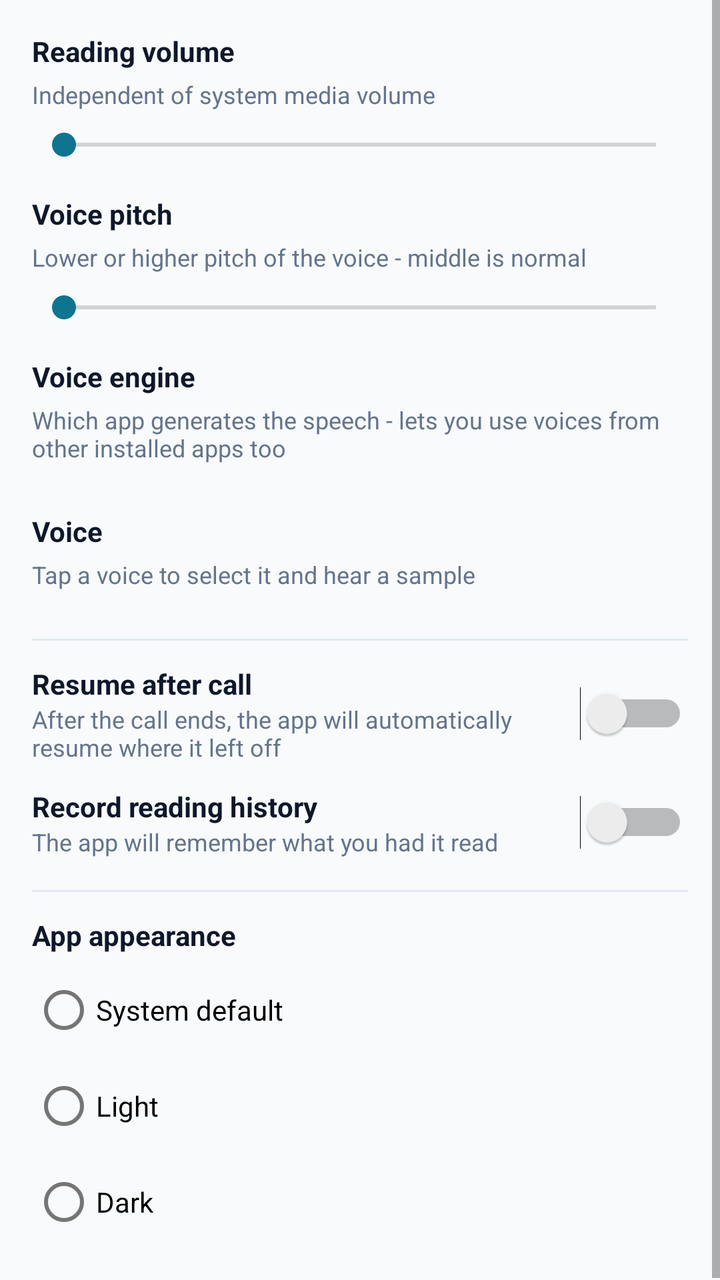
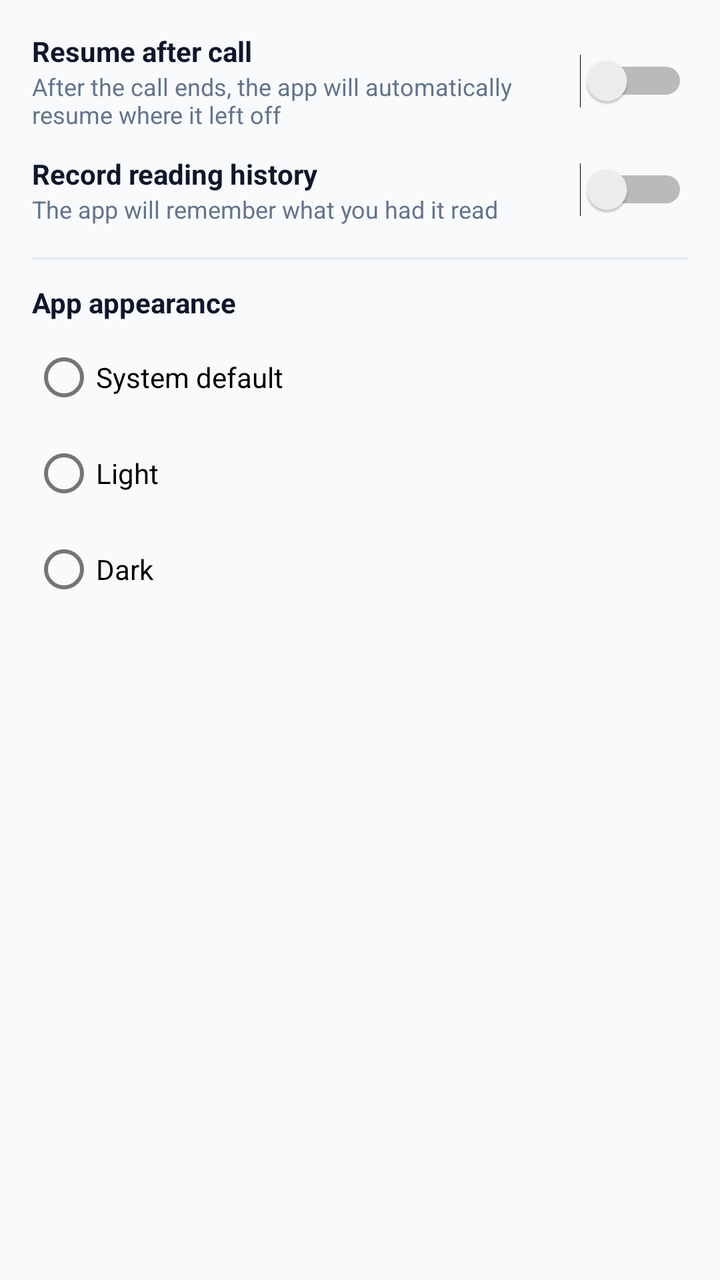

Screens rendered from an Android XML layout before and after an edit, with the pre-edit source and the edit as a unified diff.
<!-- AndroidManifest.xml: application theme Theme.SmartReader -->
<!-- res/layout/dialog_settings.xml -->
<?xml version="1.0" encoding="utf-8"?>
<ScrollView xmlns:android="http://schemas.android.com/apk/res/android"
    android:layout_width="match_parent"
    android:layout_height="wrap_content">

    <LinearLayout
        android:layout_width="match_parent"
        android:layout_height="wrap_content"
        android:orientation="vertical"
        android:padding="16dp">

        <TextView
            android:layout_width="wrap_content"
            android:layout_height="wrap_content"
            android:text="@string/label_reading_volume"
            android:textStyle="bold"
            android:textColor="@color/text_primary"
            android:layout_marginBottom="4dp" />

        <TextView
            android:layout_width="wrap_content"
            android:layout_height="wrap_content"
            android:text="@string/desc_volume_independent"
            android:textSize="12sp"
            android:textColor="@color/text_secondary"
            android:layout_marginBottom="8dp" />

        <SeekBar
            android:id="@+id/seekVolumeDialog"
            android:layout_width="match_parent"
            android:layout_height="wrap_content"
            android:max="100"
            android:progressTint="@color/brand_primary"
            android:thumbTint="@color/brand_primary" />

        <TextView
            android:layout_width="wrap_content"
            android:layout_height="wrap_content"
            android:text="@string/label_voice_pitch"
            android:textStyle="bold"
            android:textColor="@color/text_primary"
            android:layout_marginTop="16dp"
            android:layout_marginBottom="4dp" />

        <TextView
            android:layout_width="wrap_content"
            android:layout_height="wrap_content"
            android:text="@string/desc_voice_pitch"
            android:textSize="12sp"
            android:textColor="@color/text_secondary"
            android:layout_marginBottom="8dp" />

        <SeekBar
            android:id="@+id/seekPitchDialog"
            android:layout_width="match_parent"
            android:layout_height="wrap_content"
            android:max="100"
            android:progressTint="@color/brand_primary"
            android:thumbTint="@color/brand_primary" />

        <TextView
            android:layout_width="wrap_content"
            android:layout_height="wrap_content"
            android:text="@string/label_tts_engine"
            android:textStyle="bold"
            android:textColor="@color/text_primary"
            android:layout_marginTop="16dp"
            android:layout_marginBottom="4dp" />

        <TextView
            android:layout_width="wrap_content"
            android:layout_height="wrap_content"
            android:text="@string/desc_tts_engine"
            android:textSize="12sp"
            android:textColor="@color/text_secondary"
            android:layout_marginBottom="8dp" />

        <RadioGroup
            android:id="@+id/radioGroupEngines"
            android:layout_width="match_parent"
            android:layout_height="wrap_content"
            android:orientation="vertical" />

        <TextView
            android:layout_width="wrap_content"
            android:layout_height="wrap_content"
            android:text="@string/label_voice"
            android:textStyle="bold"
            android:textColor="@color/text_primary"
            android:layout_marginTop="16dp"
            android:layout_marginBottom="4dp" />

        <TextView
            android:layout_width="wrap_content"
            android:layout_height="wrap_content"
            android:text="@string/desc_voice_preview_hint"
            android:textSize="12sp"
            android:textColor="@color/text_secondary"
            android:layout_marginBottom="8dp" />

        <RadioGroup
            android:id="@+id/radioGroupVoices"
            android:layout_width="match_parent"
            android:layout_height="wrap_content"
            android:orientation="vertical" />

        <View
            android:layout_width="match_parent"
            android:layout_height="1dp"
            android:background="@color/border"
            android:layout_marginTop="16dp"
            android:layout_marginBottom="12dp" />

        <LinearLayout
            android:layout_width="match_parent"
            android:layout_height="wrap_content"
            android:orientation="horizontal"
            android:gravity="center_vertical">

            <LinearLayout
                android:layout_width="0dp"
                android:layout_height="wrap_content"
                android:layout_weight="1"
                android:orientation="vertical"
                android:layout_marginEnd="8dp">

                <TextView
                    android:layout_width="wrap_content"
                    android:layout_height="wrap_content"
                    android:text="@string/label_auto_resume"
                    android:textStyle="bold"
                    android:textColor="@color/text_primary" />

                <TextView
                    android:layout_width="wrap_content"
                    android:layout_height="wrap_content"
                    android:text="@string/desc_auto_resume"
                    android:textSize="12sp"
                    android:textColor="@color/text_secondary" />
            </LinearLayout>

            <Switch
                android:id="@+id/switchAutoResume"
                android:layout_width="wrap_content"
                android:layout_height="wrap_content" />
        </LinearLayout>

        <LinearLayout
            android:layout_width="match_parent"
            android:layout_height="wrap_content"
            android:orientation="horizontal"
            android:gravity="center_vertical"
            android:layout_marginTop="12dp">

            <LinearLayout
                android:layout_width="0dp"
                android:layout_height="wrap_content"
                android:layout_weight="1"
                android:orientation="vertical"
                android:layout_marginEnd="8dp">

                <TextView
                    android:layout_width="wrap_content"
                    android:layout_height="wrap_content"
                    android:text="@string/label_record_history"
                    android:textStyle="bold"
                    android:textColor="@color/text_primary" />

                <TextView
                    android:layout_width="wrap_content"
                    android:layout_height="wrap_content"
                    android:text="@string/desc_record_history"
                    android:textSize="12sp"
                    android:textColor="@color/text_secondary" />
            </LinearLayout>

            <Switch
                android:id="@+id/switchHistoryEnabled"
                android:layout_width="wrap_content"
                android:layout_height="wrap_content" />
        </LinearLayout>

        <View
            android:layout_width="match_parent"
            android:layout_height="1dp"
            android:background="@color/border"
            android:layout_marginTop="16dp"
            android:layout_marginBottom="12dp" />

        <TextView
            android:layout_width="wrap_content"
            android:layout_height="wrap_content"
            android:text="@string/label_appearance"
            android:textStyle="bold"
            android:textColor="@color/text_primary"
            android:layout_marginBottom="4dp" />

        <RadioGroup
            android:id="@+id/radioGroupTheme"
            android:layout_width="match_parent"
            android:layout_height="wrap_content"
            android:orientation="vertical">

            <RadioButton
                android:id="@+id/radioThemeSystem"
                android:layout_width="match_parent"
                android:layout_height="wrap_content"
                android:text="@string/theme_system" />

            <RadioButton
                android:id="@+id/radioThemeLight"
                android:layout_width="match_parent"
                android:layout_height="wrap_content"
                android:text="@string/theme_light" />

            <RadioButton
                android:id="@+id/radioThemeDark"
                android:layout_width="match_parent"
                android:layout_height="wrap_content"
                android:text="@string/theme_dark" />
        </RadioGroup>

    </LinearLayout>
</ScrollView>
<!-- resources referenced by this layout -->
<resources>
  <color name="border">#E2E8F0</color>
  <color name="brand_primary">#0E7490</color>
  <color name="text_primary">#0F172A</color>
  <color name="text_secondary">#64748B</color>
  <string name="desc_auto_resume">After the call ends, the app will automatically resume where it left off</string>
  <string name="desc_record_history">The app will remember what you had it read</string>
  <string name="desc_tts_engine">Which app generates the speech - lets you use voices from other installed apps too</string>
  <string name="desc_voice_pitch">Lower or higher pitch of the voice - middle is normal</string>
  <string name="desc_voice_preview_hint">Tap a voice to select it and hear a sample</string>
  <string name="desc_volume_independent">Independent of system media volume</string>
  <string name="label_appearance">App appearance</string>
  <string name="label_auto_resume">Resume after call</string>
  <string name="label_reading_volume">Reading volume</string>
  <string name="label_record_history">Record reading history</string>
  <string name="label_tts_engine">Voice engine</string>
  <string name="label_voice">Voice</string>
  <string name="label_voice_pitch">Voice pitch</string>
  <string name="theme_dark">Dark</string>
  <string name="theme_light">Light</string>
  <string name="theme_system">System default</string>
  <style name="Theme.SmartReader" parent="Theme.MaterialComponents.DayNight.NoActionBar">
          <item name="colorPrimary">@color/brand_primary</item>
          <item name="colorPrimaryDark">@color/brand_primary_dark</item>
          <item name="colorSecondary">@color/brand_accent</item>
          <item name="colorOnPrimary">#FFFFFF</item>
          <item name="android:windowBackground">@color/surface</item>
          <item name="android:statusBarColor">@color/brand_primary_dark</item>
      </style>
  <color name="brand_primary_dark">#155E75</color>
  <color name="brand_accent">#FF7A59</color>
  <color name="surface">#F8FAFC</color>
</resources>

<!-- the commit's change to res/layout/dialog_settings.xml (unified diff, before → after) -->
@@ -8,108 +8,6 @@
         android:layout_height="wrap_content"
         android:orientation="vertical"
         android:padding="16dp">
-
-        <TextView
-            android:layout_width="wrap_content"
-            android:layout_height="wrap_content"
-            android:text="@string/label_reading_volume"
-            android:textStyle="bold"
-            android:textColor="@color/text_primary"
-            android:layout_marginBottom="4dp" />
-
-        <TextView
-            android:layout_width="wrap_content"
-            android:layout_height="wrap_content"
-            android:text="@string/desc_volume_independent"
-            android:textSize="12sp"
-            android:textColor="@color/text_secondary"
-            android:layout_marginBottom="8dp" />
-
-        <SeekBar
-            android:id="@+id/seekVolumeDialog"
-            android:layout_width="match_parent"
-            android:layout_height="wrap_content"
-            android:max="100"
-            android:progressTint="@color/brand_primary"
-            android:thumbTint="@color/brand_primary" />
-
-        <TextView
-            android:layout_width="wrap_content"
-            android:layout_height="wrap_content"
-            android:text="@string/label_voice_pitch"
-            android:textStyle="bold"
-            android:textColor="@color/text_primary"
-            android:layout_marginTop="16dp"
-            android:layout_marginBottom="4dp" />
-
-        <TextView
-            android:layout_width="wrap_content"
-            android:layout_height="wrap_content"
-            android:text="@string/desc_voice_pitch"
-            android:textSize="12sp"
-            android:textColor="@color/text_secondary"
-            android:layout_marginBottom="8dp" />
-
-        <SeekBar
-            android:id="@+id/seekPitchDialog"
-            android:layout_width="match_parent"
-            android:layout_height="wrap_content"
-            android:max="100"
-            android:progressTint="@color/brand_primary"
-            android:thumbTint="@color/brand_primary" />
-
-        <TextView
-            android:layout_width="wrap_content"
-            android:layout_height="wrap_content"
-            android:text="@string/label_tts_engine"
-            android:textStyle="bold"
-            android:textColor="@color/text_primary"
-            android:layout_marginTop="16dp"
-            android:layout_marginBottom="4dp" />
-
-        <TextView
-            android:layout_width="wrap_content"
-            android:layout_height="wrap_content"
-            android:text="@string/desc_tts_engine"
-            android:textSize="12sp"
-            android:textColor="@color/text_secondary"
-            android:layout_marginBottom="8dp" />
-
-        <RadioGroup
-            android:id="@+id/radioGroupEngines"
-            android:layout_width="match_parent"
-            android:layout_height="wrap_content"
-            android:orientation="vertical" />
-
-        <TextView
-            android:layout_width="wrap_content"
-            android:layout_height="wrap_content"
-            android:text="@string/label_voice"
-            android:textStyle="bold"
-            android:textColor="@color/text_primary"
-            android:layout_marginTop="16dp"
-            android:layout_marginBottom="4dp" />
-
-        <TextView
-            android:layout_width="wrap_content"
-            android:layout_height="wrap_content"
-            android:text="@string/desc_voice_preview_hint"
-            android:textSize="12sp"
-            android:textColor="@color/text_secondary"
-            android:layout_marginBottom="8dp" />
-
-        <RadioGroup
-            android:id="@+id/radioGroupVoices"
-            android:layout_width="match_parent"
-            android:layout_height="wrap_content"
-            android:orientation="vertical" />
-
-        <View
-            android:layout_width="match_parent"
-            android:layout_height="1dp"
-            android:background="@color/border"
-            android:layout_marginTop="16dp"
-            android:layout_marginBottom="12dp" />
 
         <LinearLayout
             android:layout_width="match_parent"
<!-- resource entries referenced after the edit -->
@@ -6,17 +6,9 @@
   <color name="text_secondary">#64748B</color>
   <string name="desc_auto_resume">After the call ends, the app will automatically resume where it left off</string>
   <string name="desc_record_history">The app will remember what you had it read</string>
-  <string name="desc_tts_engine">Which app generates the speech - lets you use voices from other installed apps too</string>
-  <string name="desc_voice_pitch">Lower or higher pitch of the voice - middle is normal</string>
-  <string name="desc_voice_preview_hint">Tap a voice to select it and hear a sample</string>
-  <string name="desc_volume_independent">Independent of system media volume</string>
   <string name="label_appearance">App appearance</string>
   <string name="label_auto_resume">Resume after call</string>
-  <string name="label_reading_volume">Reading volume</string>
   <string name="label_record_history">Record reading history</string>
-  <string name="label_tts_engine">Voice engine</string>
-  <string name="label_voice">Voice</string>
-  <string name="label_voice_pitch">Voice pitch</string>
   <string name="theme_dark">Dark</string>
   <string name="theme_light">Light</string>
   <string name="theme_system">System default</string>
